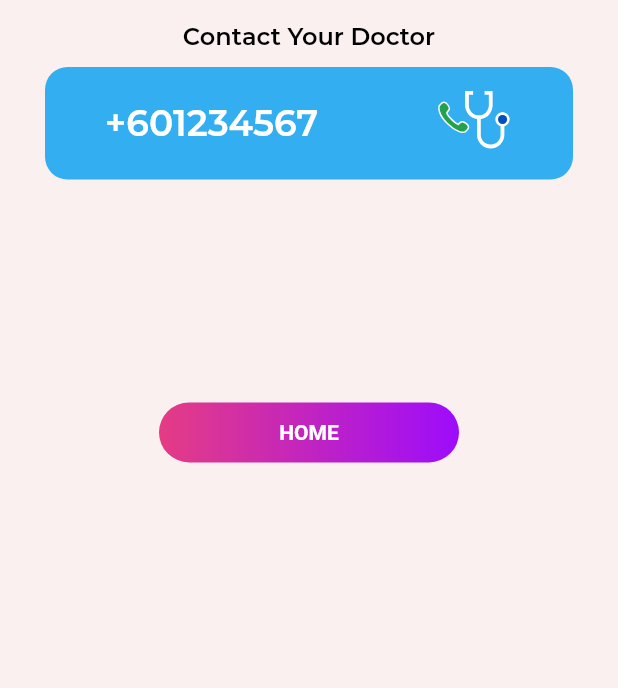
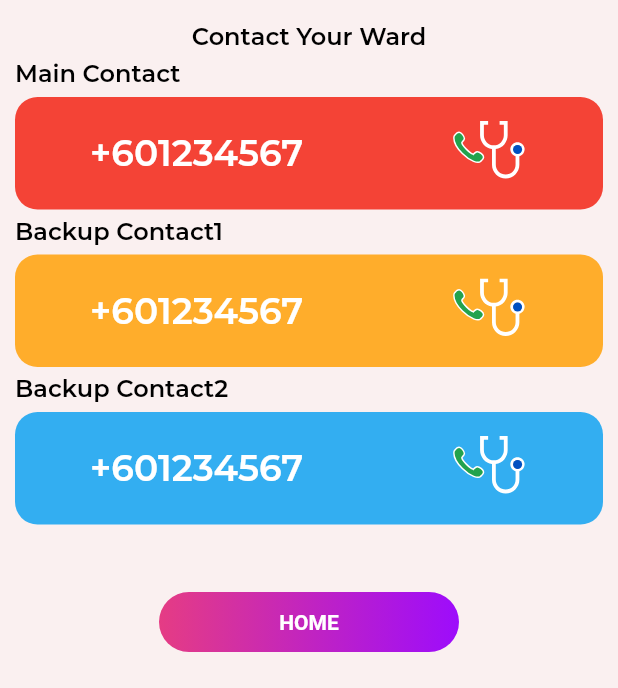
Before and after one commit to jayaprakash8088/tcswecare, a Flutter app: the ContactDoctor screen opened by its route, on a phone screen of 412 x 824 dp, the part 548-1236 px from its top. Run offline on Flutter 3.47's test engine with Material 2 defaults, Android fonts, the phone set to English and light mode, and no system bars; our stand-ins replace connectivity, dio, easy_localization, flutter_svg, fluttertoast, mvc_pattern and 5 more; missing offline and left inert: background_sms; accounts and stored records are empty; project files that could hold a hidden picture were left out.

Commit message:
contact doctor screen ui modified

```diff
--- a/assets/translations/en-US.json
+++ b/assets/translations/en-US.json
@@ -30,7 +30,7 @@
   "card1Text":
   "View Your\nHistory",
   "card3Text":"Record Your\nPain",
-  "card4Text":"Contact Your Doctor",
+  "card4Text":"Contact Your Ward",
   "contactDoctor":"Contact Your Doctor",
   "contactDoctorText":"If pain persists, try the below\nsteps:",
   "takeExtraDose":"Take an\nextra dose",
@@ -53,5 +53,8 @@
  "enterMailNamePwd":"Please fill e-Mail,Username and Password",
   "otherComments": "Other Comments",
   "typeHere": "Type here",
-  "pleaseWait": "Please wait a moment"
+  "pleaseWait": "Please wait a moment",
+  "mainContact": "Main Contact",
+  "backupContact1": "Backup Contact1",
+  "backupContact2": "Backup Contact2"
 }
--- a/lib/mvc/utils/app_color.dart
+++ b/lib/mvc/utils/app_color.dart
@@ -17,6 +17,7 @@ class AppColor {
   static Color unSelectedColor = Color.fromRGBO(196, 196, 196, 1);
   static Color grey = Colors.grey;
   static Color hintText = Color.fromRGBO(0, 0, 0, 0.5);
+  static Color yellow = Color.fromRGBO(255, 173, 43,1);
   // static Color bgWhite = Color.fromRGBO(255, 255, 255, 1);
   static Color bgWhite = Color.fromRGBO(250, 240, 240, 1);
   static Color greenCard = Color.fromRGBO(19, 194, 121, 1);
--- a/lib/mvc/view/contact_doctor.dart
+++ b/lib/mvc/view/contact_doctor.dart
@@ -79,58 +79,15 @@ class _ContactDoctorState extends State<ContactDoctor> {
             child: Image.asset(Assets.framePng),
           ),
         ),
-        // Center(
-        //   child: Text(
-        //     'card4Text'.tr(),
-        //     textAlign: TextAlign.center,
-        //     style: AppConfig.blackText,
-        //   ),
-        // ),
-        // Center(child: cardsUI()),
         Text(
           'card4Text'.tr(),
           textAlign: TextAlign.center,
           style: AppConfig.blackText,
         ),
-        GestureDetector(
-          onTap: () {
-            AppConfig.urlLauncher('+60 123456789');
-          },
-          child: Padding(
-            padding: EdgeInsets.only(
-                left: FontSize.size30,
-                right: FontSize.size30,
-                top: FontSize.size10),
-            child: Container(
-              height: FontSize.size75,
-              decoration: BoxDecoration(
-                  borderRadius:
-                      BorderRadius.all(Radius.circular(FontSize.size15)),
-                  color: AppColor.lightBlue),
-              child: Row(
-                mainAxisAlignment: MainAxisAlignment.spaceAround,
-                children: [
-                  Text(
-                    '+601234567',
-                    style: TextStyle(
-                        color: AppColor.white,
-                        fontFamily: AppConfig.montserrat,
-                        fontStyle: AppConfig.normal,
-                        fontSize: FontSize.size24,
-                        fontWeight: FontWeight.w600),
-                  ),
-                  Padding(
-                    padding: EdgeInsets.only(bottom: FontSize.size20),
-                    child: Align(
-                        alignment: Alignment.bottomRight,
-                        child: SvgPicture.asset(Assets.contactDoctor)),
-                  )
-                ],
-              ),
-            ),
-          ),
-        ),
-        SizedBox(height: MediaQuery.of(context).size.height*0.15,),
+       contactDoctorList(1),
+       contactDoctorList(2),
+       contactDoctorList(3),
+        SizedBox(height: FontSize.size20,),
         GestureDetector(
           onTap: () {
             Navigator.pushAndRemoveUntil(
@@ -162,85 +119,56 @@ class _ContactDoctorState extends State<ContactDoctor> {
     );
   }
 
-  Widget cardsUI() {
-    return Container(
-      child: Row(
-        mainAxisAlignment: MainAxisAlignment.center,
-        children: [
-          GestureDetector(
-              onTap: () {},
-              child: Padding(
-                padding: EdgeInsets.all(FontSize.size8),
-                child: Container(
-                  decoration: BoxDecoration(
-                      borderRadius:
-                          BorderRadius.all(Radius.circular(FontSize.size20)),
-                      color: AppColor.purple),
-                  height: FontSize.size150,
-                  width: FontSize.size150,
+  contactDoctorList(int pos) {
+    return Padding(
+      padding:  EdgeInsets.only(left:FontSize.size10,
+      right: FontSize.size10),
       child: Column(
         crossAxisAlignment: CrossAxisAlignment.start,
         children: [
-                      Padding(
-                        padding: EdgeInsets.only(
-                            top: FontSize.size15, left: FontSize.size15),
-                        child: Text(
-                            'takeExtraDose'.tr(),
+          SizedBox(height: FontSize.size5,),
+          Text(pos==1?'mainContact'.tr():pos==2?'backupContact1'.tr():'backupContact2'.tr(),
+            textAlign: TextAlign.start,
+            style: AppConfig.blackText,),
+          SizedBox(height: FontSize.size5,),
+          contact(pos)
+        ],
+      ),
+    );
+  }
+ contact(int  pos){
+    return  GestureDetector(
+      onTap: () {
+        AppConfig.urlLauncher('+60 123456789');
+      },
+      child: Container(
+        height: FontSize.size75,
+        decoration: BoxDecoration(
+            borderRadius:
+            BorderRadius.all(Radius.circular(FontSize.size15)),
+            color: pos==1?AppColor.red:
+            pos==2?AppColor.yellow:AppColor.lightBlue),
+        child: Row(
+          mainAxisAlignment: MainAxisAlignment.spaceAround,
+          children: [
+            Text(
+              '+601234567',
               style: TextStyle(
                   color: AppColor.white,
-                              fontSize: FontSize.size18,
+                  fontFamily: AppConfig.montserrat,
+                  fontStyle: AppConfig.normal,
+                  fontSize: FontSize.size24,
                   fontWeight: FontWeight.w600),
             ),
-                      ),
-                      Expanded(
+            Padding(
+              padding: EdgeInsets.only(bottom: FontSize.size20),
               child: Align(
                   alignment: Alignment.bottomRight,
-                            child: SvgPicture.asset(Assets.medicine)),
+                  child: SvgPicture.asset(Assets.contactDoctor)),
             )
           ],
         ),
       ),
-              )),
-          GestureDetector(
-              onTap: () {},
-              child: Padding(
-                padding: EdgeInsets.all(FontSize.size8),
-                child: Container(
-                  decoration: BoxDecoration(
-                      borderRadius:
-                          BorderRadius.all(Radius.circular(FontSize.size20)),
-                      color: AppColor.lightGreen),
-                  height: FontSize.size150,
-                  width: FontSize.size150,
-                  child: Column(
-                    crossAxisAlignment: CrossAxisAlignment.start,
-                    children: [
-                      Padding(
-                        padding: EdgeInsets.only(
-                            top: FontSize.size15, left: FontSize.size15),
-                        child: Text(
-                          'restWell'.tr(),
-                          style: TextStyle(
-                              color: AppColor.white,
-                              fontSize: FontSize.size18,
-                              fontWeight: FontWeight.w600),
-                        ),
-                      ),
-                      Expanded(
-                        child: Padding(
-                          padding: EdgeInsets.only(
-                              right: FontSize.size20, bottom: FontSize.size20),
-                          child: Align(
-                              alignment: Alignment.bottomRight,
-                              child: SvgPicture.asset(Assets.sleep)),
-                        ),
-                      )
-                    ],
-                  ),
-                ),
-              ))
-        ],
-      ),
     );
  }
 }
```
Also changed, not shown: assets/translations/ms-MYS.json (+5 -2 lines). Lines whose indentation alone changed are shown as unchanged.
